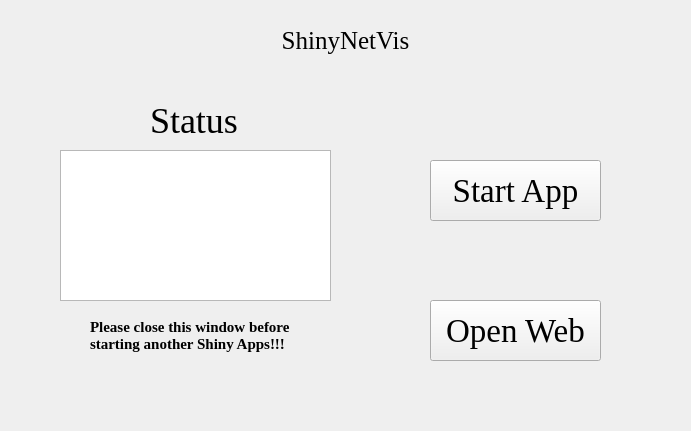
Before: the Qt Designer form ShinyNetVis.ui in hzaurzli/MicroWorldOmics, drawn with Qt 5.
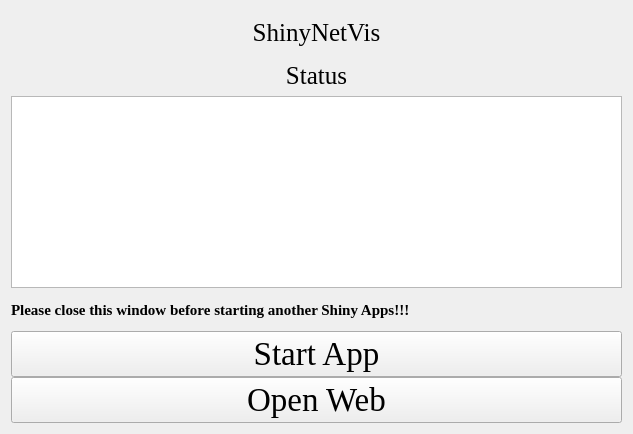
After: the same form once the commit is applied. Icons and pictures are not drawn.

Patch:
```diff
--- a/ShinyNetVis.ui
+++ b/ShinyNetVis.ui
@@ -6,8 +6,8 @@
    <rect>
     <x>0</x>
     <y>0</y>
-    <width>691</width>
-    <height>431</height>
+    <width>633</width>
+    <height>434</height>
    </rect>
   </property>
   <property name="windowTitle">
@@ -16,28 +16,17 @@
   <property name="styleSheet">
    <string notr="true">background-image: url(D:/tools/Pycharm/pyqt/logo/backgroundpage.png)</string>
   </property>
-  <widget class="QTextBrowser" name="textBrowser">
-   <property name="geometry">
-    <rect>
-     <x>60</x>
-     <y>150</y>
-     <width>271</width>
-     <height>151</height>
-    </rect>
+  <layout class="QGridLayout" name="gridLayout_4">
+   <property name="verticalSpacing">
+    <number>0</number>
    </property>
-   <property name="styleSheet">
-    <string notr="true">background-image: url(D:/tools/Pycharm/pyqt/logo/white.png)</string>
-   </property>
-  </widget>
+   <item row="0" column="0">
+    <layout class="QGridLayout" name="gridLayout_5">
+     <property name="verticalSpacing">
+      <number>0</number>
+     </property>
+     <item row="0" column="0" colspan="3">
   <widget class="QLabel" name="label">
-   <property name="geometry">
-    <rect>
-     <x>230</x>
-     <y>20</y>
-     <width>231</width>
-     <height>41</height>
-    </rect>
-   </property>
    <property name="font">
     <font>
      <family>Times New Roman</family>
@@ -51,75 +40,32 @@
     <set>Qt::AlignCenter</set>
    </property>
   </widget>
-  <widget class="QLabel" name="label_2">
-   <property name="geometry">
-    <rect>
-     <x>150</x>
-     <y>100</y>
-     <width>101</width>
-     <height>41</height>
-    </rect>
-   </property>
+     </item>
+     <item row="3" column="0" colspan="3">
+      <widget class="QLabel" name="label_4">
    <property name="font">
     <font>
      <family>Times New Roman</family>
-     <pointsize>27</pointsize>
+         <pointsize>19</pointsize>
     </font>
    </property>
    <property name="text">
     <string>Status</string>
    </property>
    <property name="alignment">
-    <set>Qt::AlignLeading|Qt::AlignLeft|Qt::AlignVCenter</set>
-   </property>
-  </widget>
-  <widget class="QPushButton" name="pushButton">
-   <property name="geometry">
-    <rect>
-     <x>430</x>
-     <y>160</y>
-     <width>171</width>
-     <height>61</height>
-    </rect>
-   </property>
-   <property name="font">
-    <font>
-     <family>Times New Roman</family>
-     <pointsize>25</pointsize>
-    </font>
-   </property>
-   <property name="text">
-    <string>Start App</string>
-   </property>
-  </widget>
-  <widget class="QPushButton" name="pushButton_2">
-   <property name="geometry">
-    <rect>
-     <x>430</x>
-     <y>300</y>
-     <width>171</width>
-     <height>61</height>
-    </rect>
-   </property>
-   <property name="font">
-    <font>
-     <family>Times New Roman</family>
-     <pointsize>25</pointsize>
-    </font>
-   </property>
-   <property name="text">
-    <string>Open Web</string>
-   </property>
-  </widget>
+        <set>Qt::AlignCenter</set>
+       </property>
+      </widget>
+     </item>
+     <item row="5" column="0" rowspan="2" colspan="3">
+      <widget class="QTextBrowser" name="textBrowser">
+       <property name="styleSheet">
+        <string notr="true">background-image: url(D:/Documents/Desktop/white.png)</string>
+       </property>
+      </widget>
+     </item>
+     <item row="7" column="0" colspan="3">
   <widget class="QLabel" name="label_3">
-   <property name="geometry">
-    <rect>
-     <x>90</x>
-     <y>310</y>
-     <width>211</width>
-     <height>51</height>
-    </rect>
-   </property>
    <property name="font">
     <font>
      <family>Times New Roman</family>
@@ -129,10 +75,39 @@
     </font>
    </property>
    <property name="text">
-    <string>Please close this window before
-starting another Shiny Apps!!!</string>
-   </property>
-  </widget>
+        <string>Please close this window before starting another Shiny Apps!!!</string>
+       </property>
+      </widget>
+     </item>
+     <item row="8" column="0" colspan="3">
+      <widget class="QPushButton" name="pushButton">
+       <property name="font">
+        <font>
+         <family>Times New Roman</family>
+         <pointsize>25</pointsize>
+        </font>
+       </property>
+       <property name="text">
+        <string>Start App</string>
+       </property>
+      </widget>
+     </item>
+     <item row="9" column="0" colspan="3">
+      <widget class="QPushButton" name="pushButton_2">
+       <property name="font">
+        <font>
+         <family>Times New Roman</family>
+         <pointsize>25</pointsize>
+        </font>
+       </property>
+       <property name="text">
+        <string>Open Web</string>
+       </property>
+      </widget>
+     </item>
+    </layout>
+   </item>
+  </layout>
  </widget>
  <resources/>
  <connections/>
```
Left out of the diff: 2 changed lines with no effect on the pictures. Lines whose indentation alone changed are shown as unchanged.
